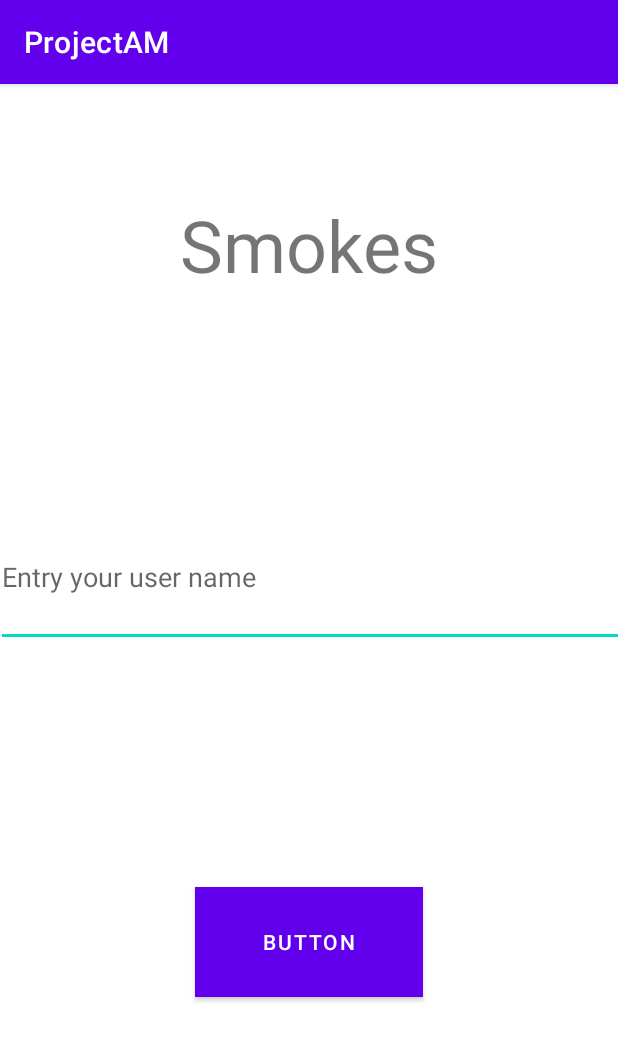
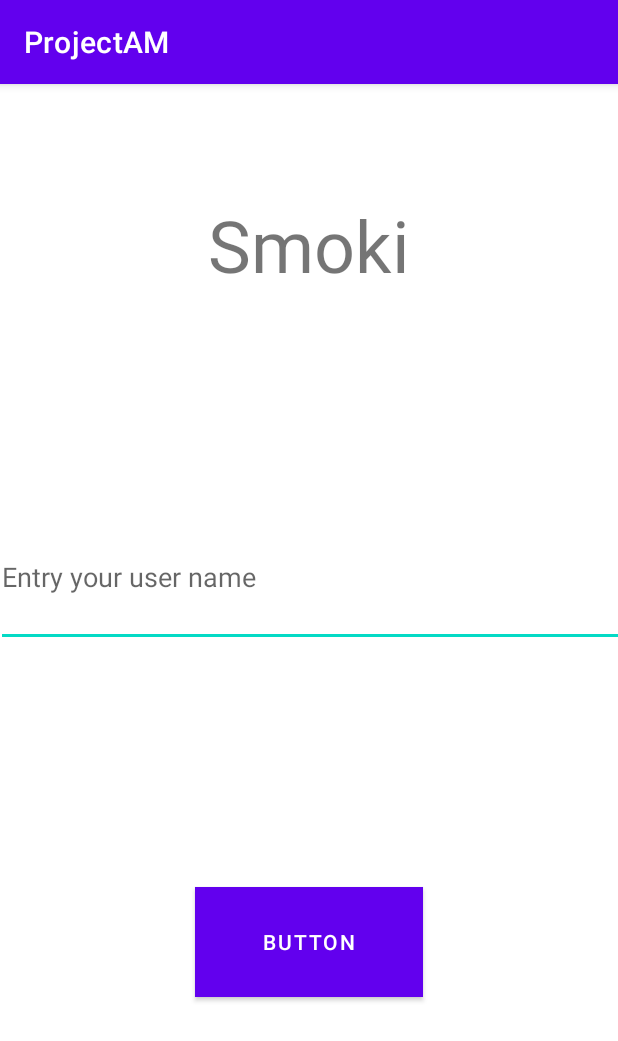
Before and after one commit to buldosik/Smoki, an Android app: the screen it shows after launch (MainActivity), on a phone screen of 412 x 824 dp. Shown: the top 1041 px of the screen. Run offline under Robolectric (Android 15) with nearby library versions, the phone set to English and light mode, and no system bars.

Commit message:
REFACTOR main menu xml

```diff
--- a/app/src/main/res/layout/activity_main.xml
+++ b/app/src/main/res/layout/activity_main.xml
@@ -10,7 +10,7 @@
         android:id="@+id/textView"
         android:layout_width="wrap_content"
         android:layout_height="wrap_content"
-        android:text="Smokes"
+        android:text="Smoki"
         android:textSize="48sp"
         app:layout_constraintBottom_toBottomOf="parent"
         app:layout_constraintEnd_toEndOf="parent"
```
